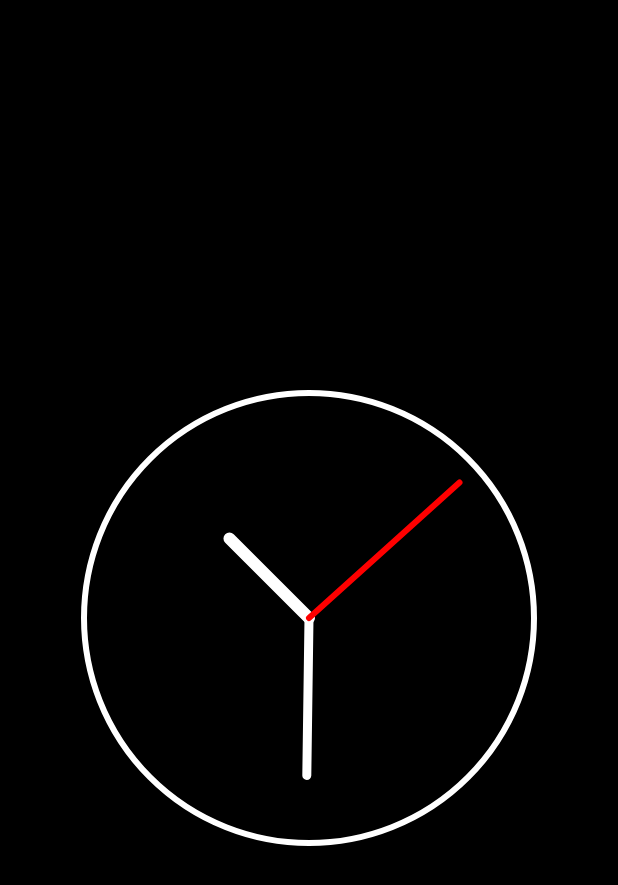
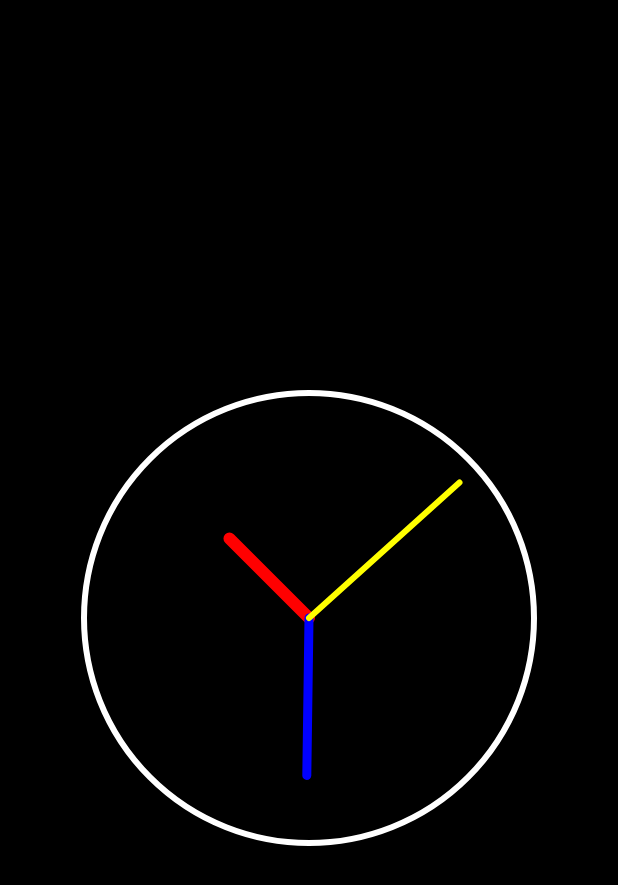
Before and after one commit to monotoshghosh/ElkDocs, an Android app built with Jetpack Compose: the screen it shows after launch (MainActivity), on a phone screen of 412 x 824 dp. Shown: the top 885 px of the screen. Run offline under Robolectric (Android 15) with nearby library versions, the phone set to English and light mode, and no system bars.

Commit message:
Needle Color Changed

```diff
--- a/app/src/main/java/com/monotoshghosh/elkdocs/MainActivity.kt
+++ b/app/src/main/java/com/monotoshghosh/elkdocs/MainActivity.kt
@@ -5,7 +5,6 @@ import androidx.activity.ComponentActivity
 import androidx.activity.compose.setContent
 import androidx.compose.foundation.Canvas
 import androidx.compose.foundation.layout.*
-import androidx.compose.material3.MaterialTheme
 import androidx.compose.material3.Surface
 import androidx.compose.runtime.*
 import androidx.compose.ui.Alignment
@@ -29,10 +28,10 @@ class MainActivity : ComponentActivity() {
                 // A surface container using the 'background' color from the theme
                 Surface(
                     modifier = Modifier.fillMaxSize(),
-                    color = Color.Black
+                    color = Color.Black // Set background color to black
                 ) {
                     Box(contentAlignment = Alignment.Center) {
-                        AnalogClock()
+                        AnalogClock() // Display the analog clock in the center
                     }
                 }
             }
@@ -49,7 +48,7 @@ fun AnalogClock() {
 
     LaunchedEffect(Unit) {
         while (true) {
-            delay(1000L)
+            delay(1000L) // Update every second
             calendar.timeInMillis = System.currentTimeMillis()
             seconds = calendar.get(Calendar.SECOND)
             minutes = calendar.get(Calendar.MINUTE)
@@ -72,13 +71,14 @@ fun AnalogClock() {
             )
         )
 
-        // Draw clock hands
+        // Calculate angles for the clock hands
         val hourAngle = (hours % 12 + minutes / 60f) * 30 * (PI / 180)
         val minuteAngle = (minutes + seconds / 60f) * 6 * (PI / 180)
         val secondAngle = seconds * 6 * (PI / 180)
 
+        // Draw hour hand (red)
         drawLine(
-            color = Color.White,
+            color = Color.Red,
             start = androidx.compose.ui.geometry.Offset(centerX, centerY),
             end = androidx.compose.ui.geometry.Offset(
                 centerX + radius * 0.5f * cos(hourAngle - PI / 2).toFloat(),
@@ -88,8 +88,9 @@ fun AnalogClock() {
             cap = StrokeCap.Round
         )
 
+        // Draw minute hand (blue)
         drawLine(
-            color = Color.White,
+            color = Color.Blue,
             start = androidx.compose.ui.geometry.Offset(centerX, centerY),
             end = androidx.compose.ui.geometry.Offset(
                 centerX + radius * 0.7f * cos(minuteAngle - PI / 2).toFloat(),
@@ -99,8 +100,9 @@ fun AnalogClock() {
             cap = StrokeCap.Round
         )
 
+        // Draw second hand (yellow)
         drawLine(
-            color = Color.Red,
+            color = Color.Yellow,
             start = androidx.compose.ui.geometry.Offset(centerX, centerY),
             end = androidx.compose.ui.geometry.Offset(
                 centerX + radius * 0.9f * cos(secondAngle - PI / 2).toFloat(),
@@ -118,10 +120,10 @@ fun AnalogClockPreview() {
     ElkDocsTheme {
         Surface(
             modifier = Modifier.fillMaxSize(),
-            color = Color.Black
+            color = Color.Black // Set background color to black
         ) {
             Box(contentAlignment = Alignment.Center) {
-                AnalogClock()
+                AnalogClock() // Display the analog clock in the center
             }
         }
     }
--- a/app/src/main/java/com/monotoshghosh/elkdocs/ui/theme/Color.kt
+++ b/app/src/main/java/com/monotoshghosh/elkdocs/ui/theme/Color.kt
@@ -9,3 +9,7 @@ val Pink80 = Color(0xFFEFB8C8)
 val Purple40 = Color(0xFF6650a4)
 val PurpleGrey40 = Color(0xFF625b71)
 val Pink40 = Color(0xFF7D5260)
+
+val HrsNeedle = Color(0xFFA00404)
+val MinNeedle = Color(0xFF0000FF)
+val SecNeedle = Color(0xFFFFFF00)
```
